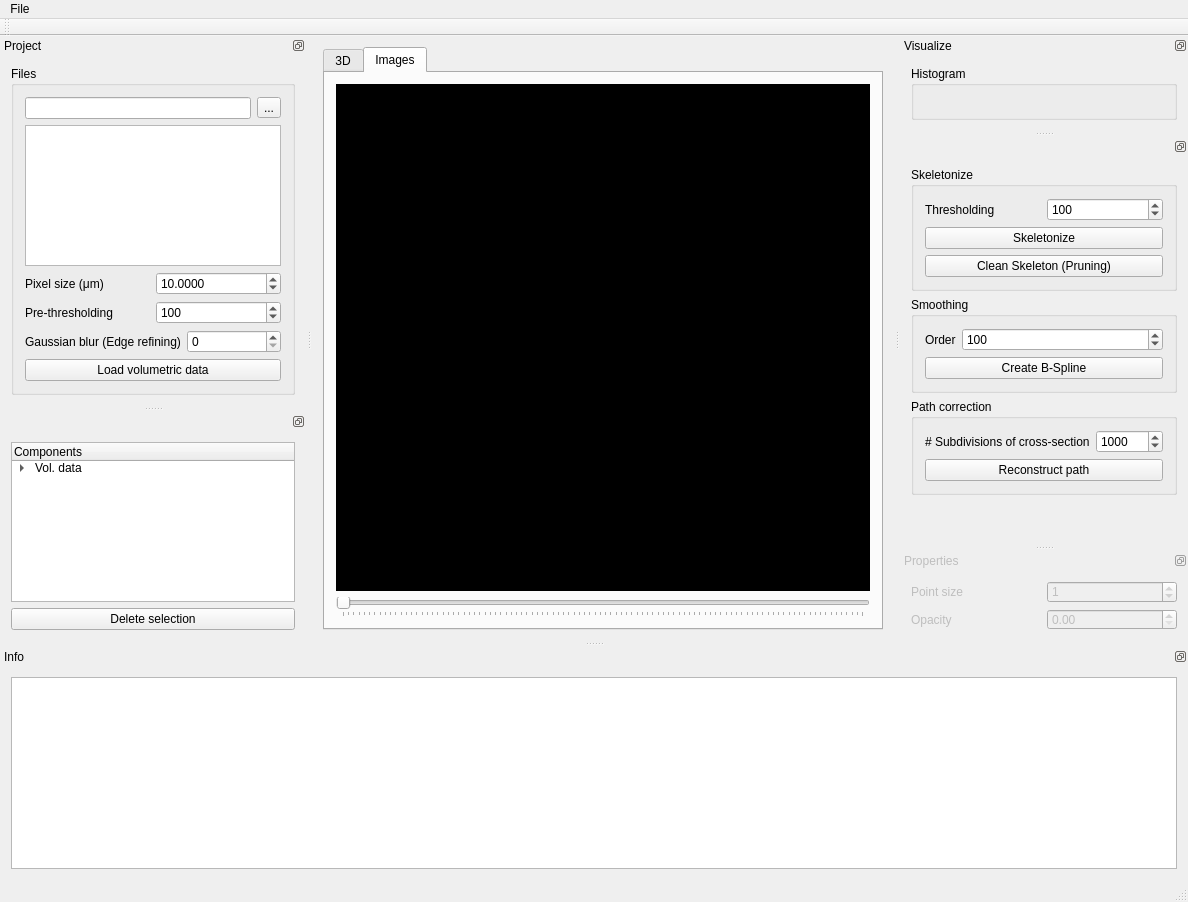
pascalbienz/xray, file XRAY_gui/XRAY_gui/xray_gui.ui: the form before one commit.
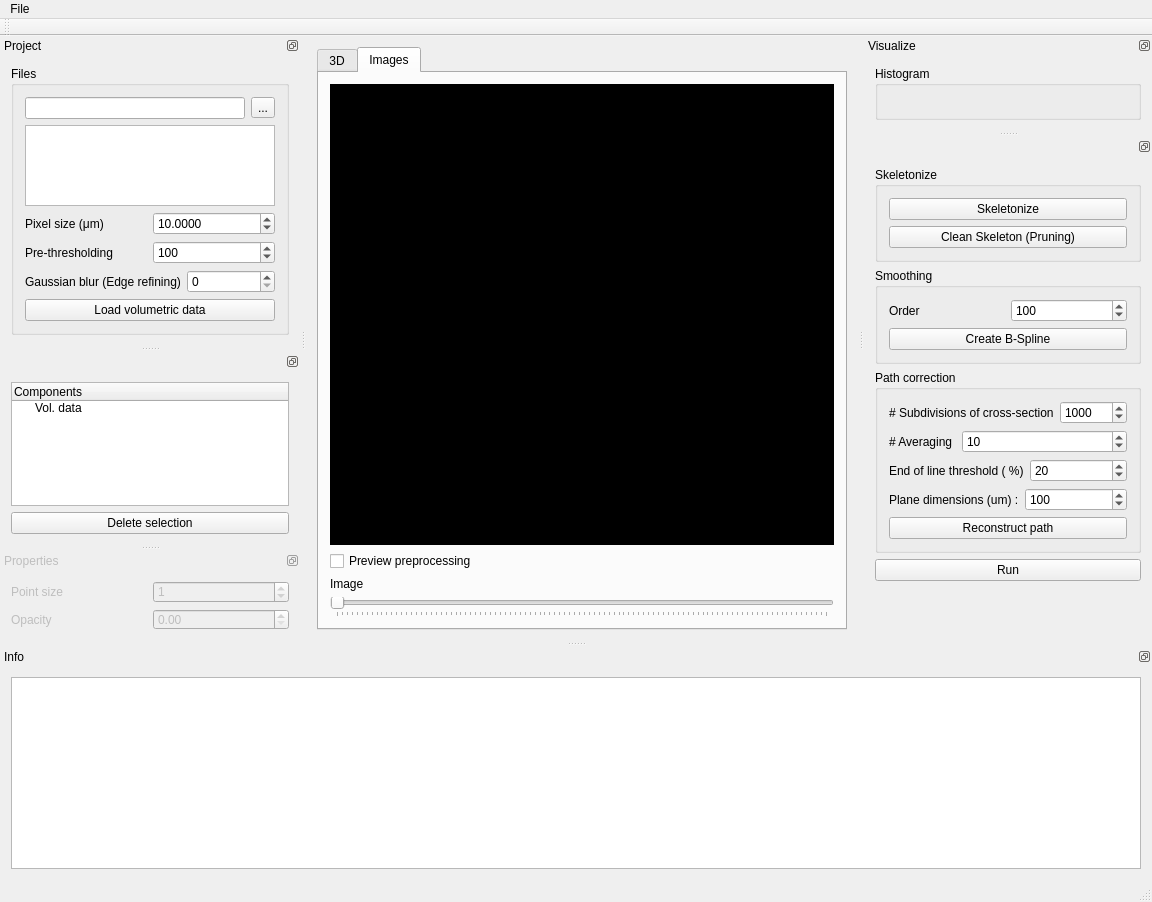
The form after the commit. The open tabs and pages were chosen to show the change. Custom widgets are drawn as their Qt base class.

What changed in the file:
```diff
--- a/XRAY_gui/XRAY_gui/xray_gui.ui
+++ b/XRAY_gui/XRAY_gui/xray_gui.ui
@@ -6,7 +6,7 @@
    <rect>
     <x>0</x>
     <y>0</y>
-    <width>1188</width>
+    <width>1152</width>
     <height>902</height>
    </rect>
   </property>
@@ -22,6 +22,15 @@
   <property name="styleSheet">
    <string notr="true"/>
   </property>
+  <property name="documentMode">
+   <bool>false</bool>
+  </property>
+  <property name="dockNestingEnabled">
+   <bool>false</bool>
+  </property>
+  <property name="unifiedTitleAndToolBarOnMac">
+   <bool>false</bool>
+  </property>
   <widget class="QWidget" name="centralWidget">
    <layout class="QGridLayout" name="gridLayout_3">
     <item row="1" column="1">
@@ -51,7 +60,7 @@
        </attribute>
        <layout class="QVBoxLayout" name="verticalLayout_8">
         <item>
-         <widget class="QLabel" name="labelImage">
+         <widget class="imageSelect" name="labelImage">
           <property name="sizePolicy">
            <sizepolicy hsizetype="Expanding" vsizetype="Expanding">
             <horstretch>0</horstretch>
@@ -78,6 +87,23 @@
           </property>
          </widget>
         </item>
+        <item>
+         <widget class="QCheckBox" name="previewcheckBox">
+          <property name="text">
+           <string>Preview preprocessing</string>
+          </property>
+          <property name="tristate">
+           <bool>false</bool>
+          </property>
+         </widget>
+        </item>
+        <item>
+         <widget class="QLabel" name="namelabel_13">
+          <property name="text">
+           <string>Image</string>
+          </property>
+         </widget>
+        </item>
         <item>
          <widget class="QSlider" name="horizontalSlider">
           <property name="orientation">
@@ -102,7 +128,7 @@
     <rect>
      <x>0</x>
      <y>0</y>
-     <width>1188</width>
+     <width>1152</width>
      <height>21</height>
     </rect>
    </property>
@@ -168,6 +194,9 @@
           <property name="defaultDropAction">
            <enum>Qt::MoveAction</enum>
           </property>
+          <property name="selectionMode">
+           <enum>QAbstractItemView::ExtendedSelection</enum>
+          </property>
           <property name="movement">
            <enum>QListView::Free</enum>
           </property>
@@ -280,33 +309,12 @@
      <property name="fieldGrowthPolicy">
       <enum>QFormLayout::AllNonFixedFieldsGrow</enum>
      </property>
-     <item row="1" column="0" colspan="2">
+     <item row="0" column="0" colspan="2">
       <widget class="QGroupBox" name="groupBox_2">
        <property name="title">
         <string>Skeletonize</string>
        </property>
        <layout class="QVBoxLayout" name="verticalLayout_4">
-        <item>
-         <layout class="QHBoxLayout" name="horizontalLayout_4">
-          <item>
-           <widget class="QLabel" name="label_6">
-            <property name="text">
-             <string>Thresholding</string>
-            </property>
-           </widget>
-          </item>
-          <item>
-           <widget class="QSpinBox" name="skthresholdspinBox">
-            <property name="maximum">
-             <number>255</number>
-            </property>
-            <property name="value">
-             <number>100</number>
-            </property>
-           </widget>
-          </item>
-         </layout>
-        </item>
         <item>
          <widget class="QPushButton" name="skeletonizepushButton">
           <property name="text">
@@ -324,27 +332,17 @@
        </layout>
       </widget>
      </item>
-     <item row="2" column="0" colspan="2">
+     <item row="1" column="0" colspan="2">
       <widget class="QGroupBox" name="groupBox_3">
        <property name="title">
         <string>Smoothing</string>
        </property>
        <layout class="QVBoxLayout" name="verticalLayout_6">
         <item>
-         <layout class="QGridLayout" name="gridLayout_2" rowstretch="0" columnstretch="0,5">
+         <layout class="QGridLayout" name="gridLayout_2" rowstretch="0" columnstretch="0,0">
           <property name="rightMargin">
            <number>0</number>
           </property>
-          <item row="0" column="1">
-           <widget class="QSpinBox" name="orderspinBox">
-            <property name="maximum">
-             <number>1000</number>
-            </property>
-            <property name="value">
-             <number>100</number>
-            </property>
-           </widget>
-          </item>
           <item row="0" column="0">
            <widget class="QLabel" name="label">
             <property name="text">
@@ -352,6 +350,16 @@
             </property>
            </widget>
           </item>
+          <item row="0" column="1">
+           <widget class="QSpinBox" name="orderspinBox">
+            <property name="maximum">
+             <number>1000</number>
+            </property>
+            <property name="value">
+             <number>100</number>
+            </property>
+           </widget>
+          </item>
          </layout>
         </item>
         <item>
@@ -364,7 +372,7 @@
        </layout>
       </widget>
      </item>
-     <item row="3" column="0" colspan="2">
+     <item row="2" column="0" colspan="2">
       <widget class="QGroupBox" name="groupBox_4">
        <property name="title">
         <string>Path correction</string>
@@ -376,7 +384,7 @@
            <number>0</number>
           </property>
           <item row="0" column="1">
-           <widget class="QSpinBox" name="spinBox_3">
+           <widget class="QSpinBox" name="subdividespinBox">
             <property name="maximum">
              <number>1000000</number>
             </property>
@@ -394,6 +402,78 @@
           </item>
          </layout>
         </item>
+        <item>
+         <layout class="QGridLayout" name="gridLayout_7" rowstretch="0" columnstretch="0,5">
+          <property name="rightMargin">
+           <number>0</number>
+          </property>
+          <item row="0" column="1">
+           <widget class="QSpinBox" name="framesperdivspinBox">
+            <property name="maximum">
+             <number>1000000</number>
+            </property>
+            <property name="value">
+             <number>10</number>
+            </property>
+           </widget>
+          </item>
+          <item row="0" column="0">
+           <widget class="QLabel" name="label_6">
+            <property name="text">
+             <string># Averaging </string>
+            </property>
+           </widget>
+          </item>
+         </layout>
+        </item>
+        <item>
+         <layout class="QGridLayout" name="gridLayout_8" rowstretch="0" columnstretch="0,5">
+          <property name="rightMargin">
+           <number>0</number>
+          </property>
+          <item row="0" column="1">
+           <widget class="QSpinBox" name="endthresholdspinBox">
+            <property name="maximum">
+             <number>1000000</number>
+            </property>
+            <property name="value">
+             <number>20</number>
+            </property>
+           </widget>
+          </item>
+          <item row="0" column="0">
+           <widget class="QLabel" name="label_7">
+            <property name="text">
+             <string>End of line threshold ( %)</string>
+            </property>
+           </widget>
+          </item>
+         </layout>
+        </item>
+        <item>
+         <layout class="QGridLayout" name="gridLayout_9" rowstretch="0" columnstretch="0,5">
+          <property name="rightMargin">
+           <number>0</number>
+          </property>
+          <item row="0" column="1">
+           <widget class="QSpinBox" name="planedimspinBox">
+            <property name="maximum">
+             <number>1000000</number>
+            </property>
+            <property name="value">
+             <number>100</number>
+            </property>
+           </widget>
+          </item>
+          <item row="0" column="0">
+           <widget class="QLabel" name="label_10">
+            <property name="text">
+             <string>Plane dimensions (um) :</string>
+            </property>
+           </widget>
+          </item>
+         </layout>
+        </item>
         <item>
          <widget class="QPushButton" name="reconstruct_pushButton_5">
           <property name="text">
@@ -404,10 +484,18 @@
        </layout>
       </widget>
      </item>
+     <item row="3" column="0" colspan="2">
+      <widget class="QPushButton" name="runpushButton">
+       <property name="text">
+        <string>Run</string>
+       </property>
+      </widget>
+     </item>
     </layout>
     <zorder>groupBox_3</zorder>
     <zorder>groupBox_2</zorder>
     <zorder>groupBox_4</zorder>
+    <zorder>runpushButton</zorder>
    </widget>
   </widget>
   <widget class="QDockWidget" name="dockWidget_4">
@@ -439,31 +527,6 @@
         <property name="text">
          <string>Vol. data</string>
         </property>
-        <item>
-         <property name="text">
-          <string>3D</string>
-         </property>
-         <item>
-          <property name="text">
-           <string>Skeletons</string>
-          </property>
-         </item>
-         <item>
-          <property name="text">
-           <string>Paths</string>
-          </property>
-         </item>
-         <item>
-          <property name="text">
-           <string>Points</string>
-          </property>
-         </item>
-         <item>
-          <property name="text">
-           <string>B-Splines</string>
-          </property>
-         </item>
-        </item>
        </item>
       </widget>
      </item>
@@ -521,7 +584,7 @@
     <string>Properties</string>
    </property>
    <attribute name="dockWidgetArea">
-    <number>2</number>
+    <number>1</number>
    </attribute>
    <widget class="QWidget" name="dockWidgetContents_5">
     <layout class="QVBoxLayout" name="verticalLayout_10">
@@ -588,6 +651,11 @@
    <extends>QWidget</extends>
    <header>QVTKWidget.h</header>
   </customwidget>
+  <customwidget>
+   <class>imageSelect</class>
+   <extends>QLabel</extends>
+   <header>imageselect.h</header>
+  </customwidget>
  </customwidgets>
  <resources>
   <include location="xray_gui.qrc"/>
```
